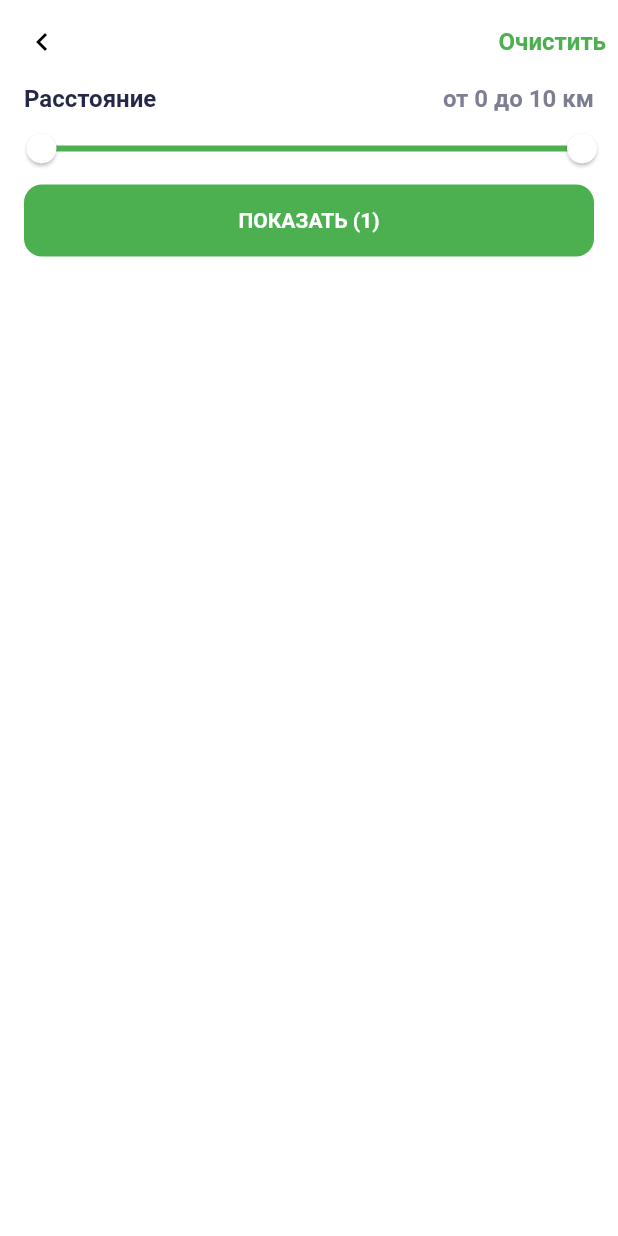
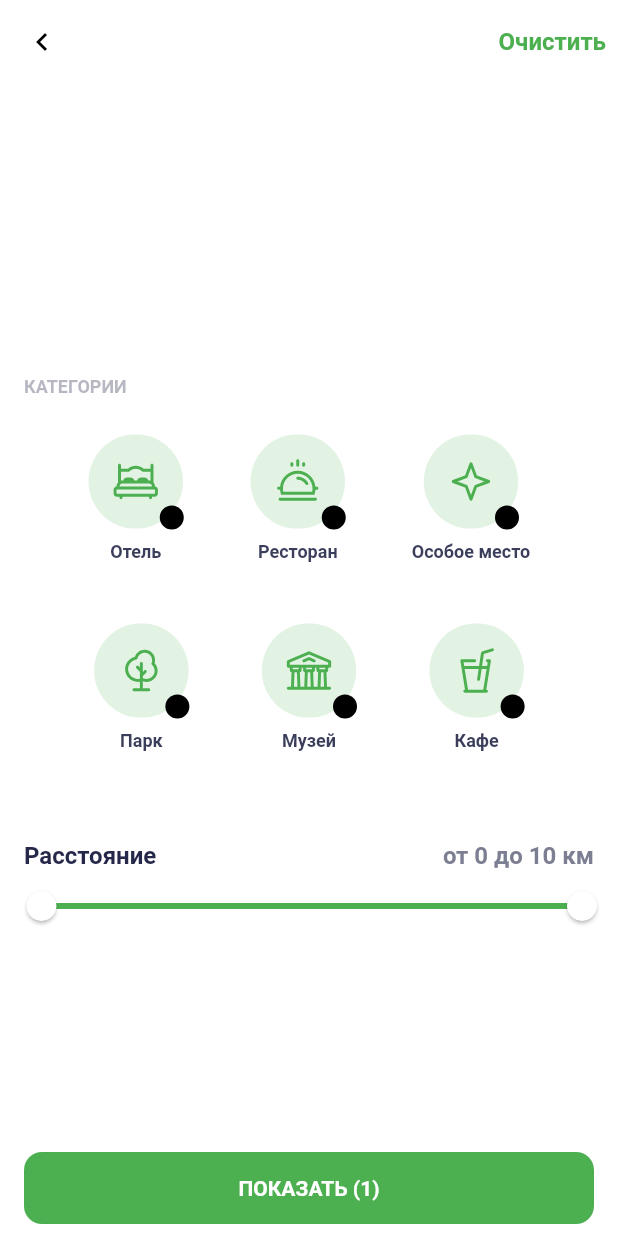
Before and after one commit to howker/surf-flutter-course-kudryashov, a Flutter app: the screen it shows after launch, on a phone screen of 412 x 824 dp. Run offline on Flutter 3.47's test engine with Material 2 defaults, Android fonts, the light colour scheme and no system bars; our stand-ins replace flutter_svg; Roboto replaces fonts that are missing (Roboto-Regular).

Commit message:
filters added

```diff
--- a/lib/ui/screen/filters_screen.dart
+++ b/lib/ui/screen/filters_screen.dart
@@ -1,8 +1,9 @@
 import 'dart:math';
-
 import 'package:flutter/material.dart';
+import 'package:places/colors.dart';
 import 'package:places/domain/sight.dart';
 import 'package:places/mock.dart';
+import 'package:places/ui/widgets/filter_item.dart';
 
 class FiltersScreen extends StatefulWidget {
   @override
@@ -25,7 +26,11 @@ class _FiltersScreenState extends State<FiltersScreen> {
         ),
         actions: [
           TextButton(
-            onPressed: () {},
+            onPressed: () {
+              setState(() {
+                _rangeValues = const RangeValues(100, 10000);
+              });
+            },
             child: Text(
               'Очистить',
               style: Theme.of(context)
@@ -37,7 +42,29 @@ class _FiltersScreenState extends State<FiltersScreen> {
         ],
       ),
       body: Column(
+        mainAxisAlignment: MainAxisAlignment.end,
         children: [
+          const SizedBox(height: 24),
+          Padding(
+            padding: const EdgeInsets.symmetric(horizontal: 16),
+            child: Row(
+              children: [
+                Text(
+                  'КАТЕГОРИИ',
+                  style: Theme.of(context).textTheme.bodyText1.copyWith(
+                        fontSize: 12,
+                        color: lmInactiveBlackColor,
+                      ),
+                ),
+              ],
+            ),
+          ),
+          const SizedBox(height: 24),
+          Padding(
+            padding: const EdgeInsets.symmetric(horizontal: 16),
+            child: _buildFilterItems(),
+          ),
+          const SizedBox(height: 60),
           Padding(
             padding: const EdgeInsets.symmetric(horizontal: 16),
             child: Row(
@@ -67,6 +94,7 @@ class _FiltersScreenState extends State<FiltersScreen> {
               });
             },
           ),
+          const SizedBox(height: 140),
           Padding(
             padding: const EdgeInsets.symmetric(horizontal: 16),
             child: ElevatedButton(
@@ -82,8 +110,49 @@ class _FiltersScreenState extends State<FiltersScreen> {
               ),
             ),
           ),
+          const SizedBox(height: 8),
         ],
       ),
+    );
+  }
+
+  Widget _buildFilterItems() {
+    return Wrap(
+      spacing: 44,
+      alignment: WrapAlignment.spaceEvenly,
+      runSpacing: 40,
+      children: [
+        FilterItem(
+          svgPath: 'res/icons/Hotel.svg',
+          value: 1,
+          description: 'Отель',
+        ),
+        FilterItem(
+          svgPath: 'res/icons/Restourant.svg',
+          value: 1,
+          description: 'Ресторан',
+        ),
+        FilterItem(
+          svgPath: 'res/icons/Particular_place.svg',
+          value: 1,
+          description: 'Особое место',
+        ),
+        FilterItem(
+          svgPath: 'res/icons/Park.svg',
+          value: 1,
+          description: 'Парк',
+        ),
+        FilterItem(
+          svgPath: 'res/icons/Museum.svg',
+          value: 1,
+          description: 'Музей',
+        ),
+        FilterItem(
+          svgPath: 'res/icons/Cafe.svg',
+          value: 1,
+          description: 'Кафе',
+        ),
+      ],
     );
   }
 }
@@ -105,8 +174,6 @@ bool arePointsNear(
   double kx = cos(pi * userPointLat / 180.0) * ky;
   var dx = (userPointLng - checkPointLng).abs() * kx;
   var dy = (userPointLat - checkPointLat).abs() * ky;
-  print('sqrt =${sqrt(dx * dx + dy * dy)}');
-  print('start = $kmStart end =$kmEnd');
   if (sqrt(dx * dx + dy * dy) <= kmEnd * 0.001 &&
       sqrt(dx * dx + dy * dy) >= kmStart * 0.001)
     return true;
--- /dev/null
+++ b/lib/ui/widgets/filter_item.dart
@@ -0,0 +1,76 @@
+import 'package:flutter/material.dart';
+import 'package:flutter_svg/flutter_svg.dart';
+
+class FilterItem extends StatefulWidget {
+  final Color checkRoundcolor;
+  final Color checkMarkColor;
+  final Color textColor;
+  final int value;
+  final String svgPath;
+  final String description;
+
+  const FilterItem({
+    Key key,
+    this.checkRoundcolor = Colors.black,
+    this.checkMarkColor = Colors.white,
+    this.textColor = Colors.black,
+    @required this.value,
+    @required this.svgPath,
+    this.description = '',
+  }) : super(key: key);
+  @override
+  _FilterItemState createState() => _FilterItemState();
+}
+
+class _FilterItemState extends State<FilterItem> {
+  bool _isChecked = false;
+  @override
+  Widget build(BuildContext context) {
+    return Column(
+      children: [
+        InkWell(
+          splashColor: const Color(0xFF4CAF50).withOpacity(0.5),
+          borderRadius: BorderRadius.circular(32),
+          onTap: () {
+            setState(() {
+              _isChecked = !_isChecked;
+            });
+          },
+          child: Stack(
+            alignment: Alignment.bottomRight,
+            children: [
+              SvgPicture.asset(
+                widget.svgPath,
+                width: 64,
+                height: 64,
+              ),
+              Container(
+                height: 16,
+                width: 16,
+                decoration: BoxDecoration(
+                  shape: BoxShape.circle,
+                  color: widget.checkRoundcolor,
+                ),
+                child: _isChecked
+                    ? Icon(
+                        Icons.check,
+                        size: 9,
+                        color: widget.checkMarkColor,
+                      )
+                    : const SizedBox(),
+              ),
+            ],
+          ),
+        ),
+        const SizedBox(height: 8),
+        Text(
+          widget.description,
+          style: TextStyle(
+              color: Theme.of(context).primaryColorDark,
+              fontSize: 12,
+              fontWeight: FontWeight.w400),
+        ),
+      ],
+    );
+  }
+}
```
Also changed, not shown: res/icons/Cafe.svg (added), res/icons/Hotel.svg (added), res/icons/Museum.svg (added), res/icons/Park.svg (added), res/icons/Particular_place.svg (added), res/icons/Restourant.svg (added).
